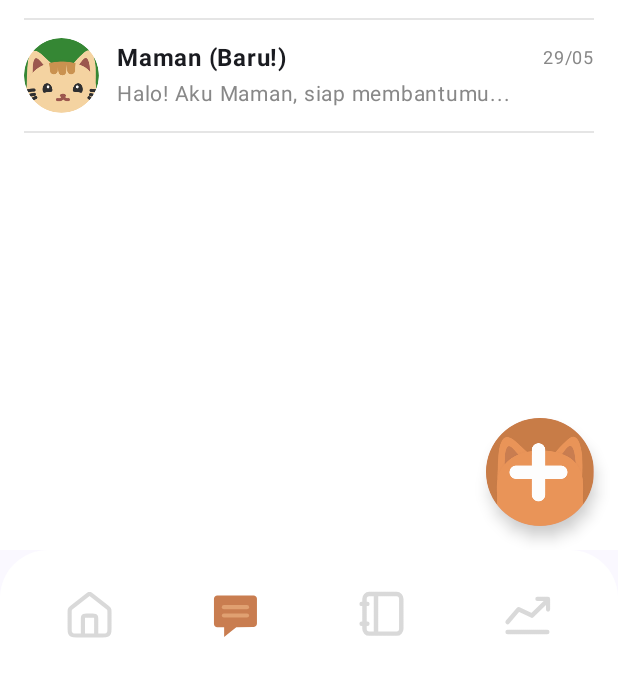
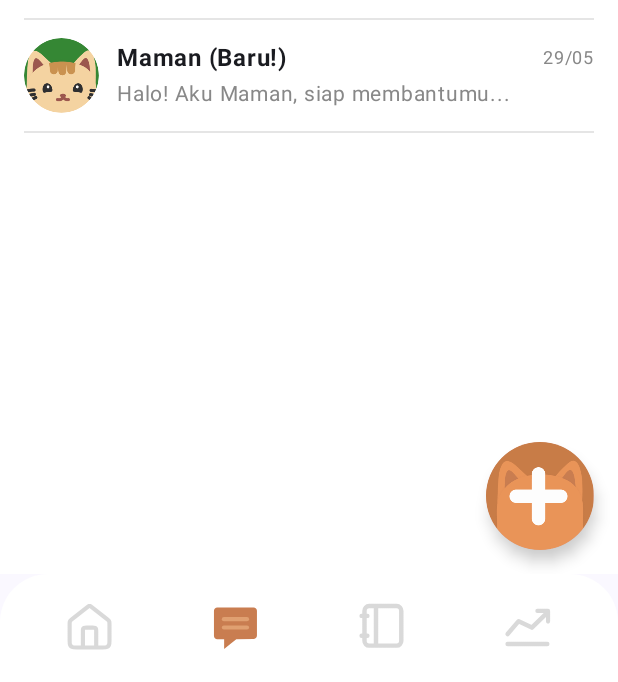
Before and after one commit to samuelalfito/HariKu, an Android app built with Jetpack Compose: the MainScaffold screen opened through its navigation route, after a tap on "Chat", on a phone screen of 412 x 824 dp, the part 554-1236 px from its top. Run offline under Robolectric (Android 15) with nearby library versions, the phone set to English and light mode, and no system bars.

Commit message:
fix(nav): fixing navbar issue

```diff
--- a/app/src/main/java/com/hariku/core/ui/components/BottomNavBar.kt
+++ b/app/src/main/java/com/hariku/core/ui/components/BottomNavBar.kt
@@ -4,7 +4,7 @@ import androidx.compose.foundation.background
 import androidx.compose.foundation.layout.Arrangement
 import androidx.compose.foundation.layout.Row
 import androidx.compose.foundation.layout.fillMaxWidth
-import androidx.compose.foundation.layout.height
+import androidx.compose.foundation.layout.navigationBarsPadding
 import androidx.compose.foundation.layout.padding
 import androidx.compose.foundation.layout.size
 import androidx.compose.foundation.shape.RoundedCornerShape
@@ -24,12 +24,12 @@ fun BottomNavBar(selectedIndex: Int = 0, onItemSelected: (Int) -> Unit) {
     Row(
         modifier = Modifier
             .fillMaxWidth()
-            .height(88.dp)
             .background(
                 color = Color.White,
                 shape = RoundedCornerShape(topStart = 32.dp, topEnd = 32.dp)
             )
-            .padding(horizontal = 32.dp),
+            .padding(horizontal = 32.dp, vertical = 8.dp)
+            .navigationBarsPadding(),
         horizontalArrangement = Arrangement.SpaceBetween,
         verticalAlignment = Alignment.CenterVertically
     ) {
--- a/app/src/main/res/drawable/ic_chat.xml
+++ b/app/src/main/res/drawable/ic_chat.xml
@@ -1,26 +1,26 @@
 <vector xmlns:android="http://schemas.android.com/apk/res/android"
-    android:width="33dp"
-    android:height="33dp"
-    android:viewportWidth="33"
-    android:viewportHeight="33">
+    android:width="32dp"
+    android:height="31dp"
+    android:viewportWidth="32"
+    android:viewportHeight="31">
   <path
-      android:pathData="M13.453,26.079L9.289,29.415V23.41H5.072C4.534,23.41 4.018,23.204 3.637,22.838C3.257,22.472 3.043,21.976 3.043,21.459V6.008C3.043,5.49 3.257,4.994 3.637,4.628C4.018,4.263 4.534,4.057 5.072,4.057H27.387C27.925,4.057 28.441,4.263 28.821,4.628C29.202,4.994 29.416,5.49 29.416,6.008V11.814"
+      android:pathData="M7.99,14.603H23.42"
       android:strokeLineJoin="round"
-      android:strokeWidth="2.53582"
+      android:strokeWidth="2.75532"
       android:fillColor="#00000000"
       android:strokeColor="#D9D9D9"
       android:strokeLineCap="round"/>
   <path
-      android:pathData="M9.129,11.158H23.33"
+      android:pathData="M7.99,9.092H23.42"
       android:strokeLineJoin="round"
-      android:strokeWidth="2.53582"
+      android:strokeWidth="2.75532"
       android:fillColor="#00000000"
       android:strokeColor="#D9D9D9"
       android:strokeLineCap="round"/>
   <path
-      android:pathData="M9.129,16.229H23.33"
+      android:pathData="M12.689,25.305L8.165,28.931V22.405H3.582C2.998,22.405 2.437,22.181 2.024,21.784C1.61,21.386 1.378,20.847 1.378,20.285V3.497C1.378,2.935 1.61,2.396 2.024,1.998C2.437,1.601 2.998,1.377 3.582,1.377H27.829C28.414,1.377 28.974,1.601 29.388,1.998C29.801,2.396 30.033,2.935 30.033,3.497V9.806 C30.033,10.368 30.033,10.907 30.033,20.304C30,23.02 26.414,21.926 20.829,22.305H26.L20.659,22.305H16.689Z"
       android:strokeLineJoin="round"
-      android:strokeWidth="2.53582"
+      android:strokeWidth="2.75532"
       android:fillColor="#00000000"
       android:strokeColor="#D9D9D9"
       android:strokeLineCap="round"/>
```
